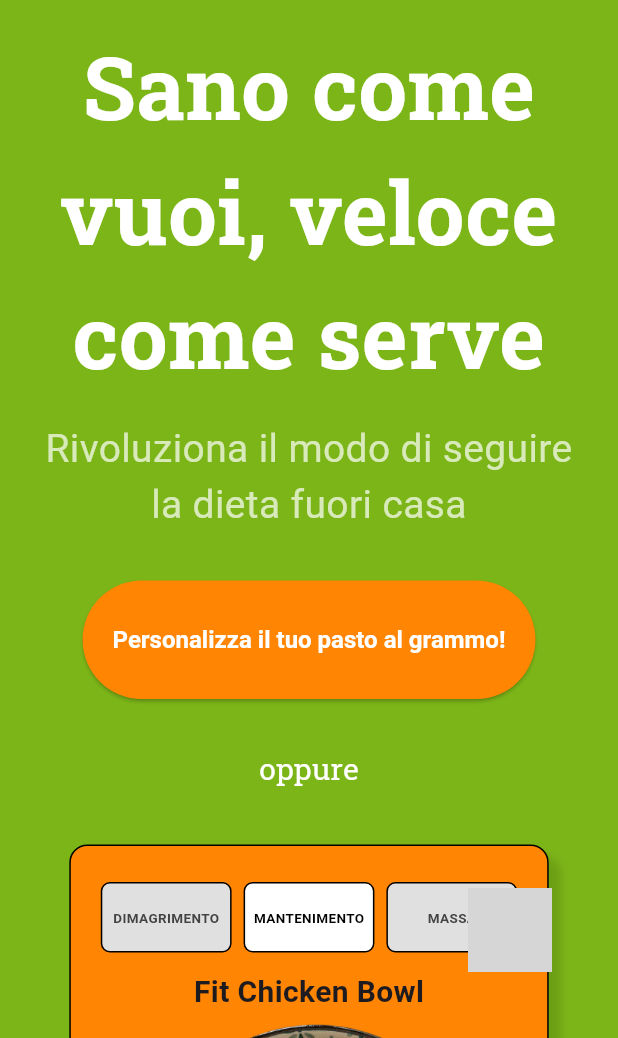
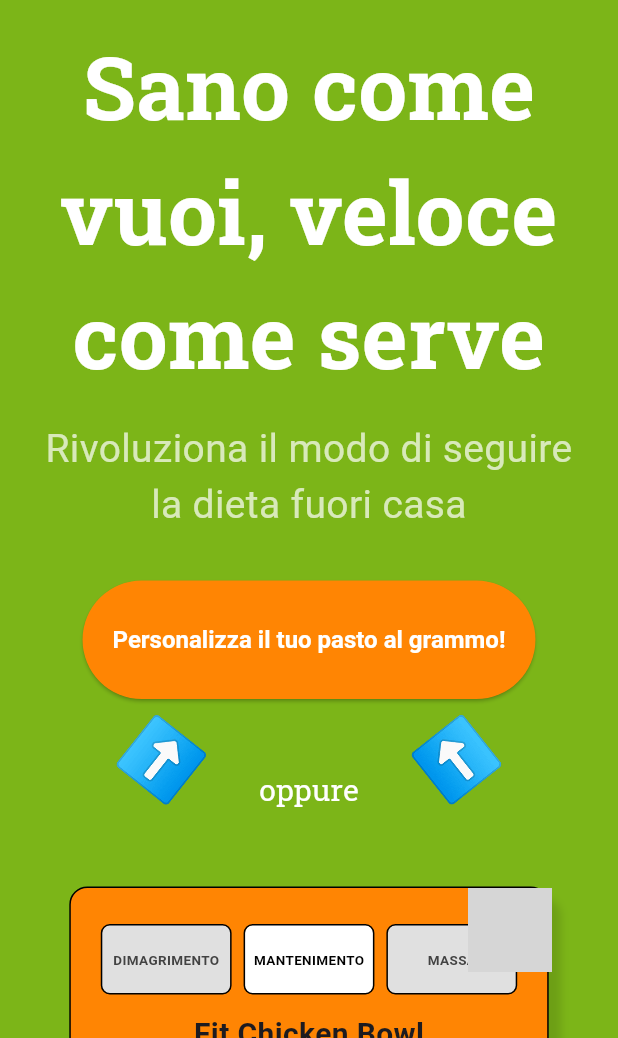
Before and after one commit to CASician/landing-mvp-ff, a Flutter app: the screen it shows after launch, on a phone screen of 412 x 824 dp, the part 198-1236 px from its top. Run offline on Flutter 3.47's test engine with Material 3 defaults, Android fonts, the phone set to English and light mode, and no system bars; drawn by our look-alikes of flutter_social_button; our stand-ins replace google_fonts; grey boxes are pictures that could not be loaded.

Commit message:
add blinking arrows and corrected git automatic firebase deploy

```diff
--- a/lib/landing_page.dart
+++ b/lib/landing_page.dart
@@ -4,6 +4,7 @@ import 'package:mvp_ff/inserisci_email.dart';
 import 'package:mvp_ff/piatto_column.dart';
 import 'package:google_fonts/google_fonts.dart';
 import 'package:url_launcher/url_launcher.dart';
+import 'dart:async';
 
 import 'env.dart';
 
@@ -17,6 +18,9 @@ class LandingPage extends StatefulWidget {
 class _LandingPageState extends State<LandingPage> {
   final ScrollController _scrollController = ScrollController();
   bool _showAppBar = false;
+  late Timer _timer;
+  Color _arrowColor = Colors.white;
+  Color _arrowColor2 = Colors.red;
 
   @override
   void initState() {
@@ -32,6 +36,15 @@ class _LandingPageState extends State<LandingPage> {
         });
       }
     });
+
+    // Cambia il colore ogni 2 secondi
+    _timer = Timer.periodic(const Duration(seconds: 1), (Timer t) {
+      setState(() {
+        _arrowColor = (_arrowColor == Colors.white) ? Colors.red : Colors.white;
+        _arrowColor2 = (_arrowColor2 == Colors.red) ? Colors.white : Colors.red;
+      });
+    });
+
   }
   void _launchInstagram() async {
     final Uri url = Uri.parse('https://www.instagram.com/fitanfast?igsh=MnNia2w3cG15ZWNz&utm_source=qr');
@@ -240,7 +253,38 @@ class _LandingPageState extends State<LandingPage> {
                           child: const Text("Personalizza il tuo pasto al grammo!"),
                         ),
                   const SizedBox(height: 32),
+                  Row(
+                    mainAxisAlignment: MainAxisAlignment.center,
+                    children: [
+                      Transform.translate(
+                        offset: const Offset(-40, -20),
+                        child: Transform.rotate(
+                          angle: -0.9,
+                          child: Text(
+                            "➡️",
+                            style: TextStyle(
+                              fontSize: 40,
+                              color: _arrowColor,
+                            ),
+                          ),
+                        ),
+                      ),
                       Text("oppure", style: font.copyWith(color: Colors.white, fontSize: 20)),
+                      Transform.translate(
+                        offset: const Offset(40, -20),
+                        child: Transform.rotate(
+                          angle: 0.9,
+                          child: Text(
+                            "⬅️",
+                            style: TextStyle(
+                              fontSize: 40,
+                              color: _arrowColor2,
+                            ),
+                          ),
+                        ),
+                      ),
+                    ],
+                  ),
                   const SizedBox(height: 32),
                   LayoutBuilder(
                     builder: (context, constraints) {
```
Also changed, not shown: 4 other files. Lines whose indentation alone changed are shown as unchanged.
